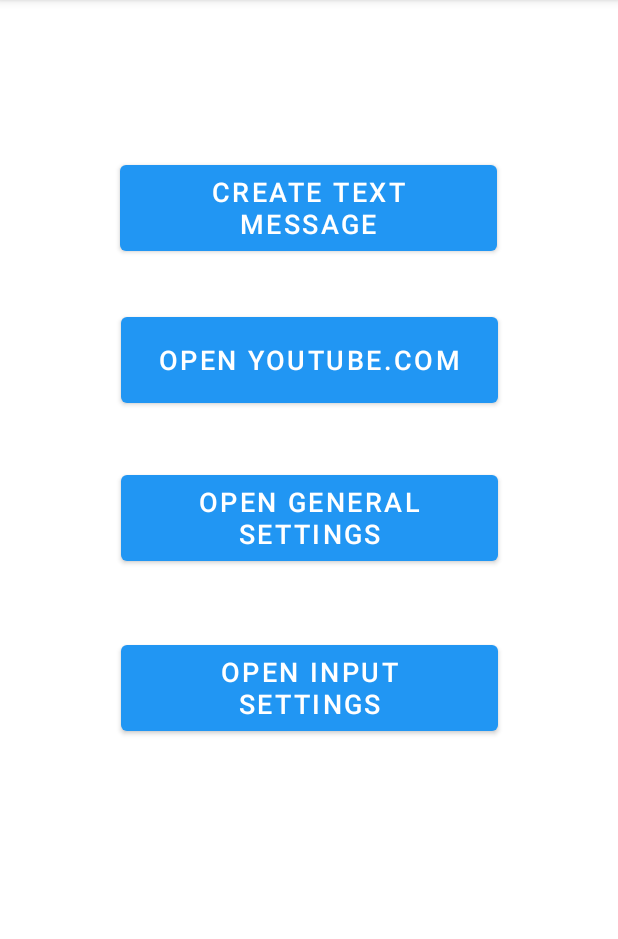
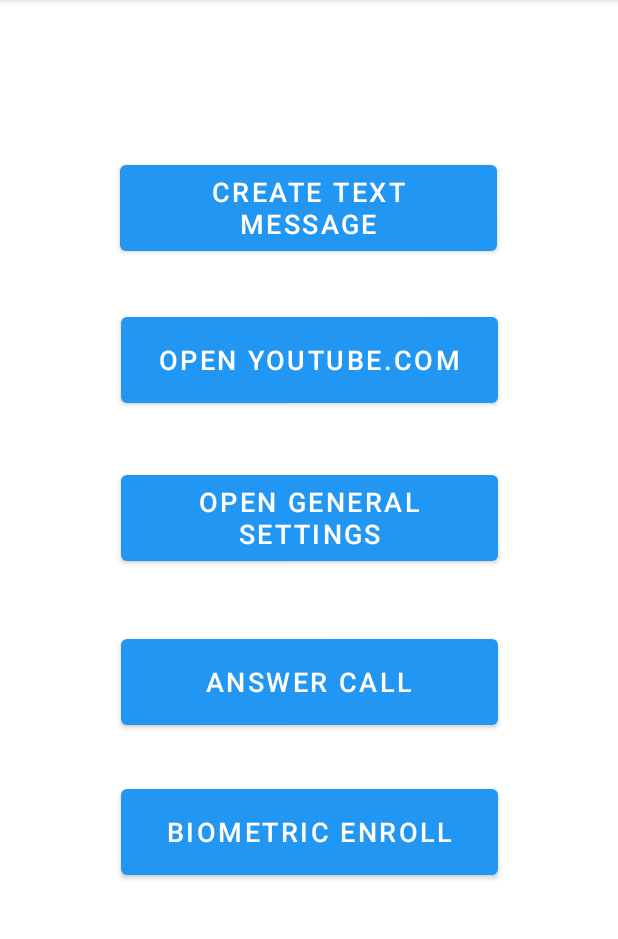
Before and after one commit to Vardroid/Unit4Lab, an Android app: the OtherActivity screen opened directly, with no data from a screen before it, on a phone screen of 412 x 824 dp, the part 84-1023 px from its top. Run offline under Robolectric (Android 15) with nearby library versions, the phone set to English and light mode, and no system bars.

Commit message:
Total of 5 features in other activity

```diff
--- a/app/src/main/res/layout/activity_other.xml
+++ b/app/src/main/res/layout/activity_other.xml
@@ -10,8 +10,20 @@
         android:id="@+id/openInputBtn"
         android:layout_width="251dp"
         android:layout_height="69dp"
-        android:layout_marginTop="44dp"
-        android:text="Open Input Settings"
+        android:layout_marginTop="40dp"
+        android:text="Answer Call"
+        android:textSize="18sp"
+        app:backgroundTint="#2196F3"
+        app:layout_constraintEnd_toEndOf="parent"
+        app:layout_constraintStart_toStartOf="parent"
+        app:layout_constraintTop_toBottomOf="@+id/openSettingsBtn" />
+
+    <Button
+        android:id="@+id/imgEditBtn"
+        android:layout_width="251dp"
+        android:layout_height="69dp"
+        android:layout_marginTop="140dp"
+        android:text="Biometric Enroll"
         android:textSize="18sp"
         app:backgroundTint="#2196F3"
         app:layout_constraintEnd_toEndOf="parent"
```
Also changed, not shown: app/src/main/java/com/example/unit4lab/MainActivity.kt (+7 -4 lines), app/src/main/java/com/example/unit4lab/OtherActivity.kt (+11 -2 lines).
